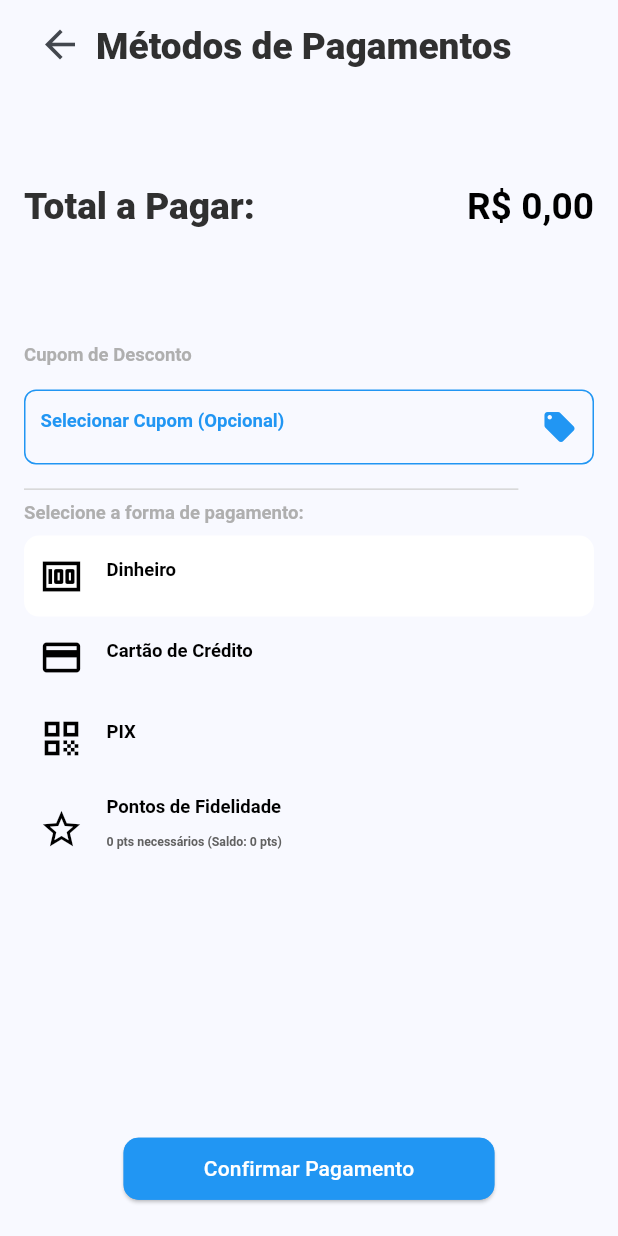
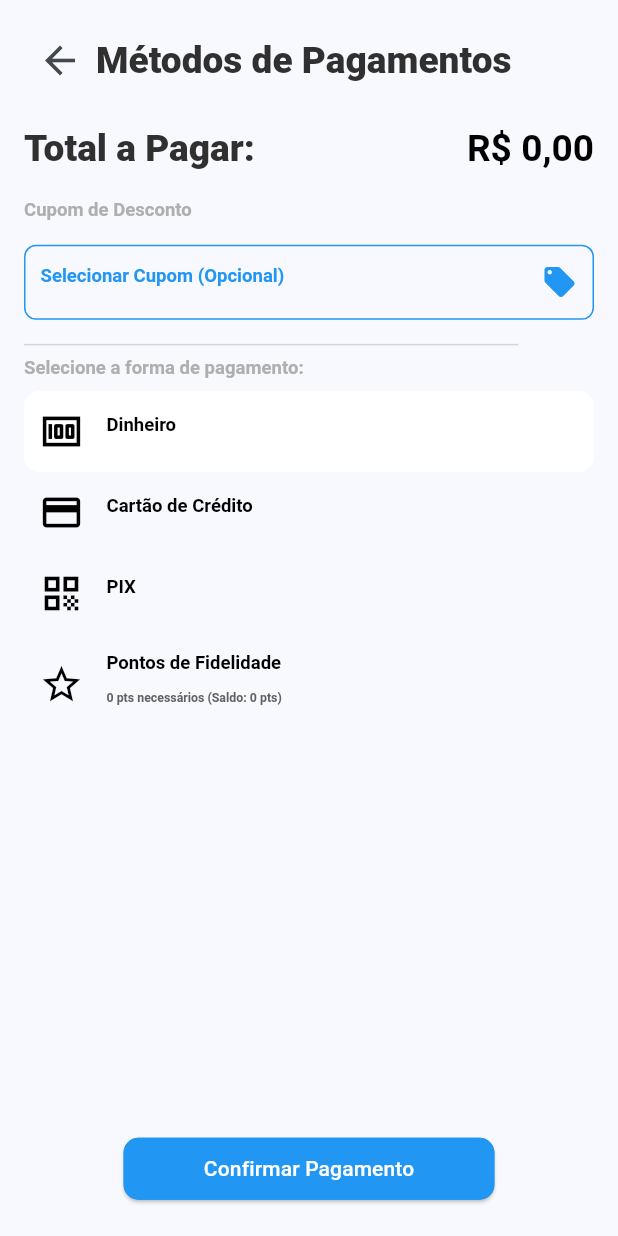
Before and after one commit to ArthurHoshino/FidelemApp, a Flutter app: the PagamentoView screen opened by its route, on a phone screen of 412 x 824 dp. Run offline on Flutter 3.47's test engine with Material 3 defaults, Android fonts, the phone set to English and light mode, and no system bars; our stand-ins replace carousel_slider, decimal, drift, fl_chart, flutter_markdown, image_picker; accounts and stored records are empty; generated files the repository leaves out were written again; network calls fail.

Commit message:
hotfix - Pequenas adequacoes no carrinho e selecao de metodo de pagamento

```diff
--- a/lib/modules/cliente/carrinho/componentes/carrinho_item_grid.dart
+++ b/lib/modules/cliente/carrinho/componentes/carrinho_item_grid.dart
@@ -31,6 +31,7 @@ class CarrinhoItemGrid extends StatelessWidget {
           name: item.nome,
           price: item.preco,
           quantity: item.carrinhoData.lcCarQuantidade,
+          imagem: item.imagem,
           onAdd: () => viewModel.adicionar(item),
           onRemove: () => viewModel.remover(item),
           onDelete: () => viewModel.excluir(item),
--- a/lib/modules/cliente/carrinho/views/pagamento_view.dart
+++ b/lib/modules/cliente/carrinho/views/pagamento_view.dart
@@ -32,23 +32,21 @@ class _PagamentoViewState extends State<PagamentoView> {
                 mainAxisAlignment: MainAxisAlignment.start,
                 crossAxisAlignment: CrossAxisAlignment.center,
                 children: [
-                  Transform.translate(
-                    offset: const Offset(0, -30),
-                    child: IconButton(
+                  IconButton(
                     icon: const Icon(Icons.arrow_back),
                     onPressed: () {
-                        widget.onPressed!(4);
+                      widget.onPressed!(2);
                     },
                     padding: const EdgeInsets.all(8),
                     constraints: const BoxConstraints(),
                     iconSize: 30,
-                    ),
                   ),
                   Expanded(
                     child: FIDText(
                       baseText: "Métodos de Pagamentos",
                       preset: FIDText.large,
                       textAlign: TextAlign.start,
+                      padding: const {"top": 0.0, "bottom": 0.0, "left": 0.0, "right": 0.0},
                     ),
                   ),
                 ],
@@ -61,6 +59,7 @@ class _PagamentoViewState extends State<PagamentoView> {
                     baseText: selectedMetodo == 'pontos' ? "Total a Pagar:" : "Total a Pagar:",
                     preset: FIDText.large,
                     textAlign: TextAlign.start,
+                    padding: const {"top": 0.0, "bottom": 0.0, "left": 0.0, "right": 0.0},
                   ),
                   FIDText(
                     baseText: selectedMetodo == 'pontos'
@@ -70,6 +69,7 @@ class _PagamentoViewState extends State<PagamentoView> {
                     fontWeight: FontWeight.bold,
                     textAlign: TextAlign.end,
                     color: selectedMetodo == 'pontos' ? Cor.vermelho : Cor.preto,
+                    padding: const {"top": 0.0, "bottom": 0.0, "left": 0.0, "right": 0.0},
                   ),
                 ],
               ),
```
Also changed, not shown: lib/modules/cliente/carrinho/componentes/carrinho_checkout_card.dart (+6 -1 lines), lib/modules/cliente/carrinho/componentes/carrinho_item_card.dart (+45 -3 lines). Lines whose indentation alone changed are shown as unchanged.
